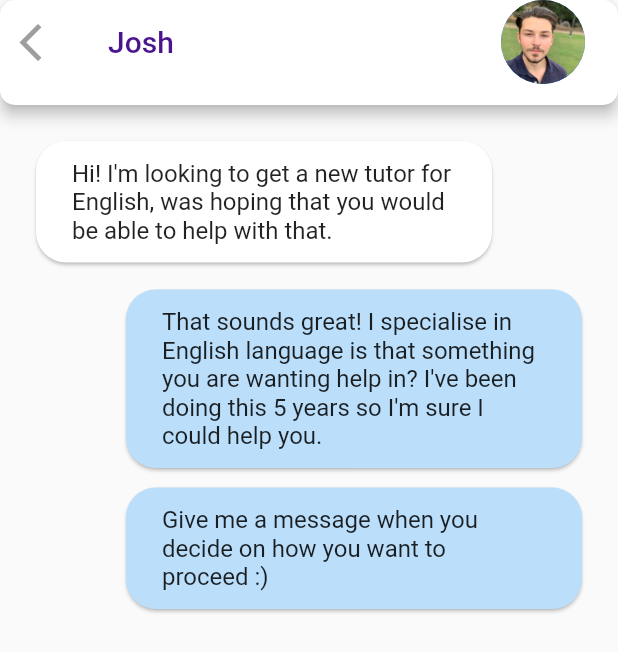
After one commit to aj2109/Pocket-Pro, a Flutter app: the MyHomePage screen opened directly, after a tap on the "message" icon, on a phone screen of 412 x 824 dp. The commit adds this screen. Shown: the top 652 px of the screen. Run offline on Flutter 3.47's test engine with Material 2 defaults, Android fonts, the phone set to English and light mode, and no system bars.

Commit message:
Begun implementing UI for messaging page

```diff
--- a/pocket_pro/lib/messaging_button.dart
+++ b/pocket_pro/lib/messaging_button.dart
@@ -1,4 +1,6 @@
 import 'package:flutter/material.dart';
+
+import 'messaging_page.dart';
 
 class MessagingButton extends StatefulWidget {
   @override
@@ -14,7 +16,8 @@ class _MessagingButtonState extends State<MessagingButton> {
       decoration:
           BoxDecoration(color: Colors.purple[900], shape: BoxShape.circle),
       child: IconButton(
-        color: Colors.blue[300],
+        onPressed: () => Navigator.of(context).push(_createRoute()),
+        color: Colors.white,
         icon: Icon(Icons.message),
         disabledColor: Colors.white,
         iconSize: 35,
@@ -22,3 +25,18 @@ class _MessagingButtonState extends State<MessagingButton> {
     );
   }
 }
+
+Route _createRoute() {
+  return PageRouteBuilder(
+    pageBuilder: (context, animation, secondaryAnimation) => MessagingPage(),
+    transitionsBuilder: (context, animation, secondaryAnimation, child) {
+      var tween = Tween(begin: Offset(0.0, 1.0), end: Offset.zero).chain(
+        CurveTween(curve: Curves.ease),
+      );
+      return SlideTransition(
+        position: animation.drive(tween),
+        child: child,
+      );
+    },
+  );
+}
--- /dev/null
+++ b/pocket_pro/lib/messaging_page.dart
@@ -0,0 +1,123 @@
+import 'package:flutter/material.dart';
+
+import 'home_page.dart';
+
+class MessagingPage extends StatefulWidget {
+  @override
+  _MessagingPageState createState() => _MessagingPageState();
+}
+
+class _MessagingPageState extends State<MessagingPage> {
+  bool _backPressed = false;
+
+  @override
+  Widget build(BuildContext context) {
+    return Container(
+      child: Scaffold(
+        appBar: PreferredSize(
+          preferredSize: Size.fromHeight(70),
+          child: AppBar(
+            actions: <Widget>[
+              Padding(
+                padding: const EdgeInsets.fromLTRB(0, 0, 20, 0),
+                child: CircleAvatar(
+                  backgroundImage: AssetImage('images/selfie2.jpg'),
+                  radius: 30,
+                ),
+              ),
+            ],
+            shape:
+                RoundedRectangleBorder(borderRadius: BorderRadius.circular(10)),
+            leading: IconButton(
+              onPressed: () {
+                setState(() {
+                  _backPressed = !_backPressed;
+                });
+                Navigator.push(
+                  context,
+                  MaterialPageRoute(
+                    builder: (context) => MyHomePage(),
+                  ),
+                );
+              },
+              hoverColor: Colors.blueGrey[600],
+              focusColor: Colors.blueGrey[600],
+              disabledColor: Colors.blueGrey[600],
+              highlightColor: Colors.transparent,
+              splashColor: Colors.transparent,
+              icon: Icon(Icons.arrow_back_ios),
+              iconSize: 30,
+              color: _backPressed ? Colors.purple[900] : Colors.grey[500],
+            ),
+            backgroundColor: Colors.white,
+            title: Text(
+              'Josh',
+              style: TextStyle(color: Colors.purple[900]),
+            ),
+          ),
+        ),
+        body: ListView(
+          children: <Widget>[
+            Padding(
+              padding: const EdgeInsets.fromLTRB(20, 20, 80, 5),
+              child: Card(
+                shape: RoundedRectangleBorder(
+                  borderRadius: BorderRadius.circular(20),
+                ),
+                child: ListTile(
+                  title: Padding(
+                    padding: const EdgeInsets.all(8.0),
+                    child: Text(
+                      "Hi! I'm looking to get a new tutor for English, was hoping that you would be able to help with that.",
+                    ),
+                  ),
+                ),
+              ),
+            ),
+            Padding(
+              padding: const EdgeInsets.fromLTRB(80, 5, 20, 5),
+              child: Card(
+                color: Colors.blue[100],
+                shape: RoundedRectangleBorder(
+                  borderRadius: BorderRadius.circular(20),
+                ),
+                child: Padding(
+                  padding: const EdgeInsets.all(8.0),
+                  child: ListTile(
+                    title: Text(
+                      "That sounds great! I specialise in English language is that something you are wanting help in? I've been doing this 5 years so I'm sure I could help you.",
+                    ),
+                  ),
+                ),
+              ),
+            ),
+            Row(
+              mainAxisAlignment: MainAxisAlignment.spaceEvenly,
+              children: <Widget>[
+                Expanded(
+                  child: Padding(
+                    padding: const EdgeInsets.fromLTRB(80, 0, 20, 0),
+                    child: Card(
+                      color: Colors.blue[100],
+                      shape: RoundedRectangleBorder(
+                        borderRadius: BorderRadius.circular(20),
+                      ),
+                      child: Padding(
+                        padding: const EdgeInsets.all(8.0),
+                        child: ListTile(
+                          title: Text(
+                            "Give me a message when you decide on how you want to proceed :)",
+                          ),
+                        ),
+                      ),
+                    ),
+                  ),
+                ),
+              ],
+            ),
+          ],
+        ),
+      ),
+    );
+  }
+}
```
